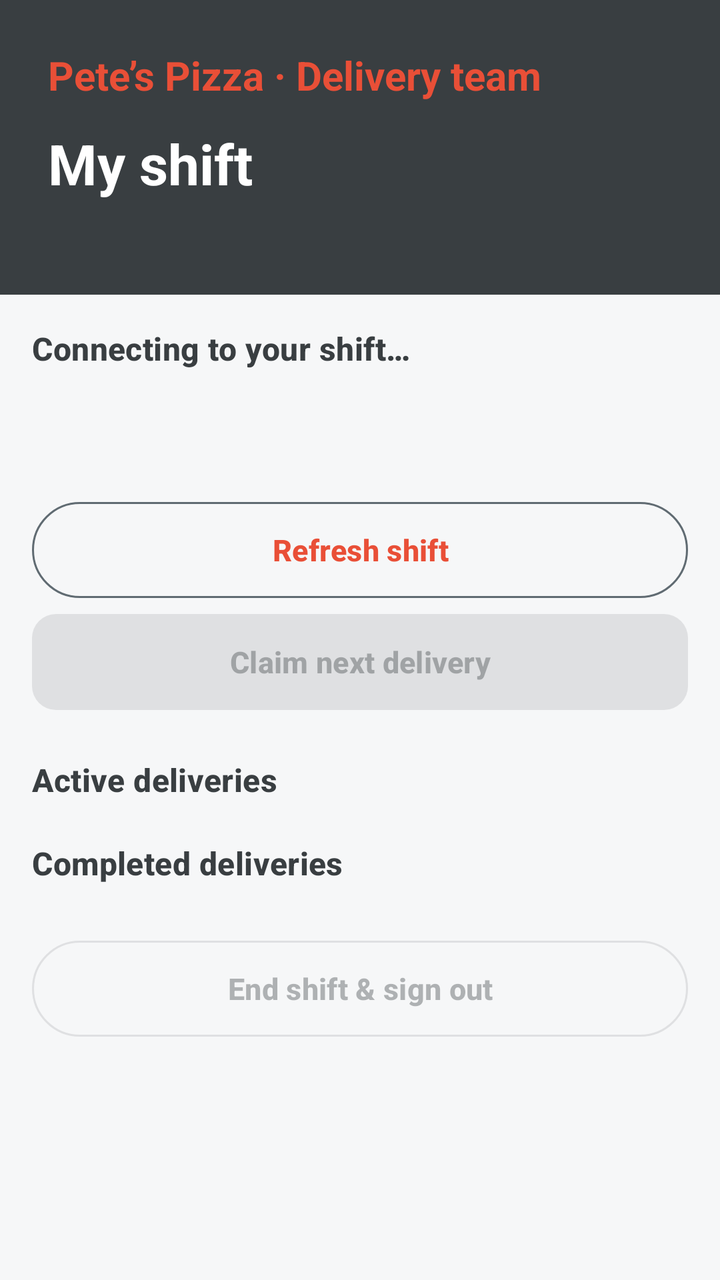
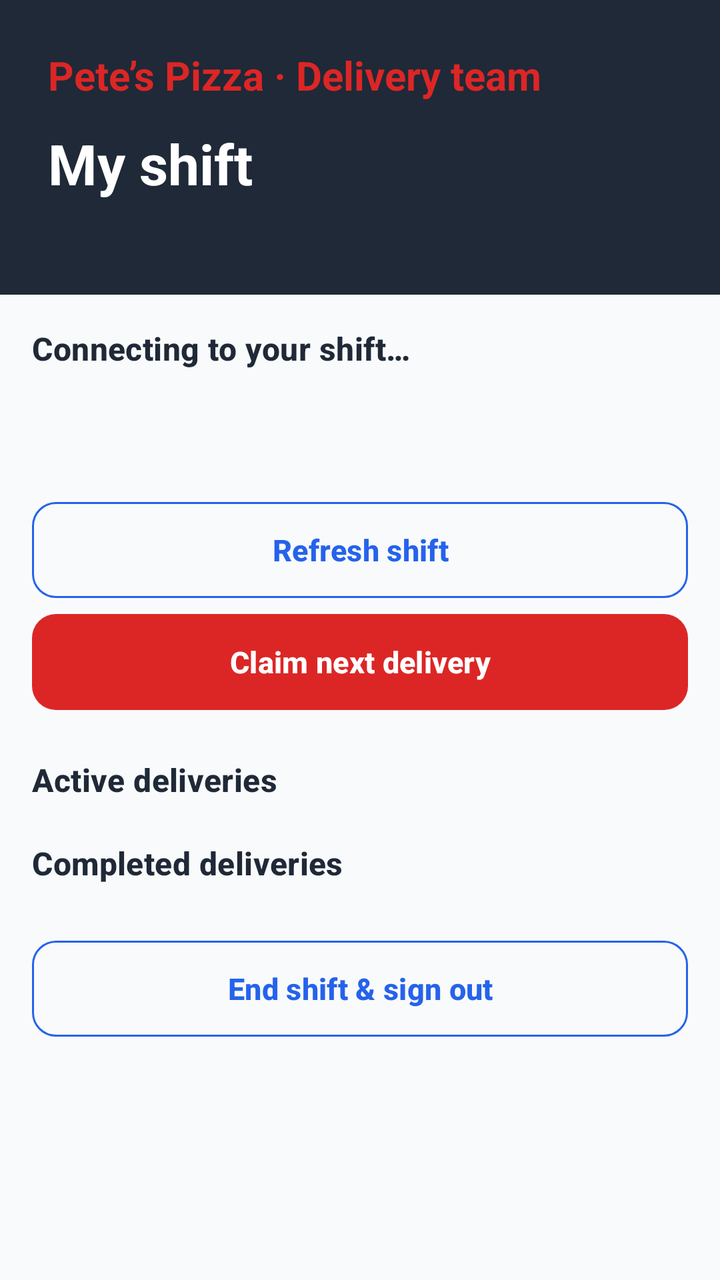

Compare the two renders of this Android layout. The source of the first and the diff that turns it into the second are given below.
<!-- AndroidManifest.xml: application theme Theme.DeliveryApp -->
<!-- res/layout/activity_driver.xml -->
<?xml version="1.0" encoding="utf-8"?>
<ScrollView xmlns:android="http://schemas.android.com/apk/res/android" xmlns:app="http://schemas.android.com/apk/res-auto"
    android:id="@+id/driverScroll" android:layout_width="match_parent" android:layout_height="match_parent" android:fillViewport="true">
    <LinearLayout android:layout_width="match_parent" android:layout_height="wrap_content" android:orientation="vertical">
        <LinearLayout android:layout_width="match_parent" android:layout_height="wrap_content" android:orientation="vertical"
            android:padding="24dp" android:background="@color/gunmetal">
            <TextView android:layout_width="match_parent" android:layout_height="wrap_content" android:text="Pete’s Pizza · Delivery team"
                android:textColor="@color/terracotta" android:textStyle="bold" android:textSize="20sp" />
            <TextView android:id="@+id/tvDriverName" android:layout_width="match_parent" android:layout_height="wrap_content"
                android:layout_marginTop="12dp" android:text="My shift" android:textSize="28sp" android:textStyle="bold" android:textColor="@color/white" />
            <TextView android:id="@+id/tvDriverBranch" android:layout_width="match_parent" android:layout_height="wrap_content"
                android:layout_marginTop="4dp" android:textColor="@color/white" />
        </LinearLayout>
        <LinearLayout android:layout_width="match_parent" android:layout_height="wrap_content" android:orientation="vertical" android:padding="16dp">
            <TextView android:id="@+id/tvDriverShift" android:layout_width="match_parent" android:layout_height="wrap_content"
                android:text="Connecting to your shift…" android:textAppearance="@style/Text.Section" />
            <TextView android:id="@+id/tvDriverSummary" android:layout_width="match_parent" android:layout_height="wrap_content" android:layout_marginTop="12dp" />
            <TextView android:id="@+id/tvDriverConnection" android:layout_width="match_parent" android:layout_height="wrap_content" android:layout_marginTop="12dp" />
            <TextView android:id="@+id/tvDriverError" android:layout_width="match_parent" android:layout_height="wrap_content"
                android:layout_marginTop="8dp" android:textColor="?attr/colorError" android:accessibilityLiveRegion="polite" android:visibility="gone" />
            <com.google.android.material.button.MaterialButton android:id="@+id/btnDriverRetry" style="@style/Widget.Material3.Button.OutlinedButton"
                android:layout_width="match_parent" android:layout_height="wrap_content" android:minHeight="56dp" android:text="Refresh shift" />
            <com.google.android.material.button.MaterialButton android:id="@+id/btnDriverClaim" android:layout_width="match_parent"
                android:layout_height="wrap_content" android:minHeight="56dp" android:text="Claim next delivery" android:enabled="false" />
            <TextView android:layout_width="match_parent" android:layout_height="wrap_content" android:layout_marginTop="20dp"
                android:text="Active deliveries" android:textAppearance="@style/Text.Section" />
            <LinearLayout android:id="@+id/driverActive" android:layout_width="match_parent" android:layout_height="wrap_content" android:orientation="vertical" />
            <TextView android:layout_width="match_parent" android:layout_height="wrap_content" android:layout_marginTop="20dp"
                android:text="Completed deliveries" android:textAppearance="@style/Text.Section" />
            <LinearLayout android:id="@+id/driverCompleted" android:layout_width="match_parent" android:layout_height="wrap_content" android:orientation="vertical" />
            <com.google.android.material.button.MaterialButton android:id="@+id/btnDriverEnd" style="@style/Widget.Material3.Button.OutlinedButton"
                android:layout_width="match_parent" android:layout_height="wrap_content" android:layout_marginTop="24dp"
                android:minHeight="56dp" android:text="End shift &amp; sign out" android:enabled="false" />
        </LinearLayout>
    </LinearLayout>
</ScrollView>
<!-- resources referenced by this layout -->
<resources>
  <color name="gunmetal">#393E41</color>
  <color name="terracotta">#E94F37</color>
  <color name="white">#FFFFFF</color>
  <style name="Text.Section" parent="TextAppearance.Material3.TitleMedium">
          <item name="android:textStyle">bold</item>
          <item name="android:textColor">?attr/colorOnSurface</item>
      </style>
  <style name="Theme.DeliveryApp" parent="Theme.Material3.Light.NoActionBar">
          <item name="materialButtonStyle">@style/Widget.App.PrimaryButton</item>
          <item name="colorPrimary">@color/terracotta</item>
          <item name="colorOnPrimary">@color/white</item>
          <item name="colorPrimaryContainer">@color/terracotta_soft</item>
          <item name="colorOnPrimaryContainer">@color/gunmetal</item>
          <item name="colorSecondary">@color/steel_blue</item>
          <item name="colorOnSecondary">@color/white</item>
          <item name="colorSecondaryContainer">@color/steel_blue_soft</item>
          <item name="colorOnSecondaryContainer">@color/gunmetal</item>
          <item name="colorTertiary">@color/gunmetal</item>
          <item name="colorSurface">@color/white</item>
          <item name="colorOnSurface">@color/gunmetal</item>
          <item name="colorSurfaceVariant">@color/paper_variant</item>
          <item name="colorOnSurfaceVariant">@color/gunmetal</item>
          <item name="colorOutline">@color/outline</item>
          <item name="colorError">@color/error_red</item>
          <item name="android:colorBackground">@color/paper</item>
          <item name="android:textColorPrimary">@color/gunmetal</item>
          <item name="android:statusBarColor">@color/gunmetal</item>
          <item name="android:windowLightStatusBar">false</item>
      </style>
  <style name="Widget.App.PrimaryButton" parent="Widget.Material3.Button">
          <item name="cornerRadius">12dp</item><item name="android:textSize">15sp</item>
          <item name="android:minHeight">56dp</item><item name="android:textStyle">bold</item>
      </style>
  <color name="terracotta_soft">#FFF1ED</color>
  <color name="steel_blue">#3F88C5</color>
  <color name="steel_blue_soft">#DDEBF7</color>
  <color name="paper_variant">#E9ECEE</color>
  <color name="outline">#606B72</color>
  <color name="error_red">#B3261E</color>
  <color name="paper">#F6F7F8</color>
</resources>

<!-- the commit's change to res/layout/activity_driver.xml (unified diff, before → after) -->
@@ -18,7 +18,7 @@
             <TextView android:id="@+id/tvDriverConnection" android:layout_width="match_parent" android:layout_height="wrap_content" android:layout_marginTop="12dp" />
             <TextView android:id="@+id/tvDriverError" android:layout_width="match_parent" android:layout_height="wrap_content"
                 android:layout_marginTop="8dp" android:textColor="?attr/colorError" android:accessibilityLiveRegion="polite" android:visibility="gone" />
-            <com.google.android.material.button.MaterialButton android:id="@+id/btnDriverRetry" style="@style/Widget.Material3.Button.OutlinedButton"
+            <com.google.android.material.button.MaterialButton android:id="@+id/btnDriverRetry" style="@style/Widget.App.SecondaryButton"
                 android:layout_width="match_parent" android:layout_height="wrap_content" android:minHeight="56dp" android:text="Refresh shift" />
             <com.google.android.material.button.MaterialButton android:id="@+id/btnDriverClaim" android:layout_width="match_parent"
                 android:layout_height="wrap_content" android:minHeight="56dp" android:text="Claim next delivery" android:enabled="false" />
@@ -28,7 +28,7 @@
             <TextView android:layout_width="match_parent" android:layout_height="wrap_content" android:layout_marginTop="20dp"
                 android:text="Completed deliveries" android:textAppearance="@style/Text.Section" />
             <LinearLayout android:id="@+id/driverCompleted" android:layout_width="match_parent" android:layout_height="wrap_content" android:orientation="vertical" />
-            <com.google.android.material.button.MaterialButton android:id="@+id/btnDriverEnd" style="@style/Widget.Material3.Button.OutlinedButton"
+            <com.google.android.material.button.MaterialButton android:id="@+id/btnDriverEnd" style="@style/Widget.App.SecondaryButton"
                 android:layout_width="match_parent" android:layout_height="wrap_content" android:layout_marginTop="24dp"
                 android:minHeight="56dp" android:text="End shift &amp; sign out" android:enabled="false" />
         </LinearLayout>
<!-- resource entries referenced after the edit -->
@@ -1,44 +1,62 @@
 <!-- resources referenced by this layout -->
 <resources>
-  <color name="gunmetal">#393E41</color>
-  <color name="terracotta">#E94F37</color>
-  <color name="white">#FFFFFF</color>
+  <color name="gunmetal">@color/neutral_dark</color>
+  <color name="terracotta">@color/brand_red</color>
+  <color name="white">@color/surface</color>
   <style name="Text.Section" parent="TextAppearance.Material3.TitleMedium">
           <item name="android:textStyle">bold</item>
           <item name="android:textColor">?attr/colorOnSurface</item>
       </style>
+  <style name="Widget.App.SecondaryButton" parent="Widget.Material3.Button.OutlinedButton">
+          <item name="cornerRadius">12dp</item>
+          <item name="strokeColor">@color/brand_blue</item>
+          <item name="android:textColor">@color/brand_blue</item>
+          <item name="iconTint">@color/brand_blue</item>
+      </style>
   <style name="Theme.DeliveryApp" parent="Theme.Material3.Light.NoActionBar">
           <item name="materialButtonStyle">@style/Widget.App.PrimaryButton</item>
-          <item name="colorPrimary">@color/terracotta</item>
-          <item name="colorOnPrimary">@color/white</item>
-          <item name="colorPrimaryContainer">@color/terracotta_soft</item>
-          <item name="colorOnPrimaryContainer">@color/gunmetal</item>
-          <item name="colorSecondary">@color/steel_blue</item>
-          <item name="colorOnSecondary">@color/white</item>
-          <item name="colorSecondaryContainer">@color/steel_blue_soft</item>
-          <item name="colorOnSecondaryContainer">@color/gunmetal</item>
-          <item name="colorTertiary">@color/gunmetal</item>
-          <item name="colorSurface">@color/white</item>
-          <item name="colorOnSurface">@color/gunmetal</item>
-          <item name="colorSurfaceVariant">@color/paper_variant</item>
-          <item name="colorOnSurfaceVariant">@color/gunmetal</item>
-          <item name="colorOutline">@color/outline</item>
+          <item name="materialButtonOutlinedStyle">@style/Widget.App.SecondaryButton</item>
+          <item name="colorPrimary">@color/brand_red</item>
+          <item name="colorOnPrimary">@color/surface</item>
+          <item name="colorPrimaryContainer">@color/brand_red_tint</item>
+          <item name="colorOnPrimaryContainer">@color/neutral_dark</item>
+          <item name="colorSecondary">@color/brand_blue</item>
+          <item name="colorOnSecondary">@color/surface</item>
+          <item name="colorSecondaryContainer">@color/brand_blue_tint</item>
+          <item name="colorOnSecondaryContainer">@color/neutral_dark</item>
+          <item name="colorTertiary">@color/neutral_primary</item>
+          <item name="colorSurface">@color/surface</item>
+          <item name="colorOnSurface">@color/neutral_dark</item>
+          <item name="colorSurfaceVariant">@color/neutral_border</item>
+          <item name="colorOnSurfaceVariant">@color/neutral_medium</item>
+          <item name="colorOutline">@color/neutral_medium</item>
           <item name="colorError">@color/error_red</item>
-          <item name="android:colorBackground">@color/paper</item>
-          <item name="android:textColorPrimary">@color/gunmetal</item>
-          <item name="android:statusBarColor">@color/gunmetal</item>
+          <item name="android:colorBackground">@color/page_background</item>
+          <item name="android:textColorPrimary">@color/neutral_dark</item>
+          <item name="android:statusBarColor">@color/brand_blue_dark</item>
+          <item name="android:navigationBarColor">@color/page_background</item>
           <item name="android:windowLightStatusBar">false</item>
+          <item name="android:windowLightNavigationBar">true</item>
       </style>
+  <color name="neutral_dark">#1F2937</color>
+  <color name="brand_red">#DC2626</color>
+  <color name="surface">#FFFFFF</color>
+  <color name="brand_blue">#2563EB</color>
   <style name="Widget.App.PrimaryButton" parent="Widget.Material3.Button">
-          <item name="cornerRadius">12dp</item><item name="android:textSize">15sp</item>
-          <item name="android:minHeight">56dp</item><item name="android:textStyle">bold</item>
+          <item name="cornerRadius">12dp</item>
+          <item name="android:textSize">15sp</item>
+          <item name="android:minHeight">56dp</item>
+          <item name="android:textStyle">bold</item>
+          <item name="backgroundTint">@color/brand_red</item>
+          <item name="android:textColor">@color/surface</item>
       </style>
-  <color name="terracotta_soft">#FFF1ED</color>
-  <color name="steel_blue">#3F88C5</color>
-  <color name="steel_blue_soft">#DDEBF7</color>
-  <color name="paper_variant">#E9ECEE</color>
-  <color name="outline">#606B72</color>
-  <color name="error_red">#B3261E</color>
-  <color name="paper">#F6F7F8</color>
+  <color name="brand_red_tint">#FEE2E2</color>
+  <color name="brand_blue_tint">#DBEAFE</color>
+  <color name="neutral_primary">#4B5563</color>
+  <color name="neutral_border">#E5E7EB</color>
+  <color name="neutral_medium">#6B7280</color>
+  <color name="error_red">#B91C1C</color>
+  <color name="page_background">#F9FAFB</color>
+  <color name="brand_blue_dark">#1E40AF</color>
 </resources>
 
